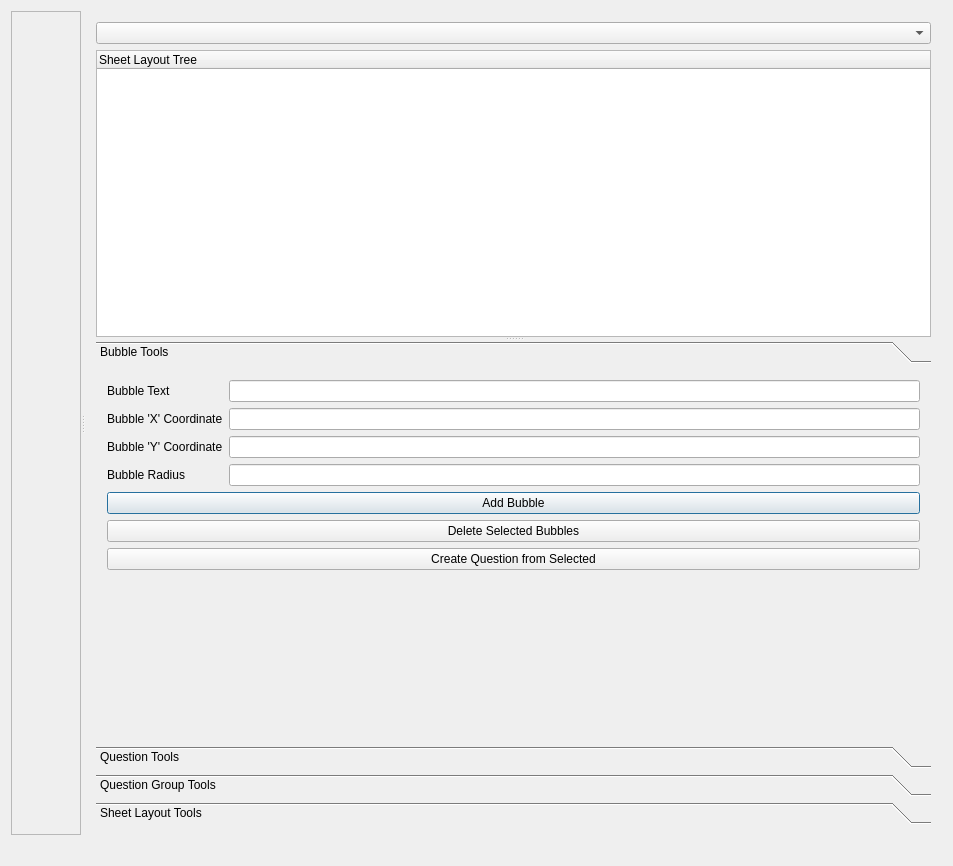
FantasticNinjas/plecprep-BubbleScanner, file SheetLayoutEditor.ui: the form before one commit.
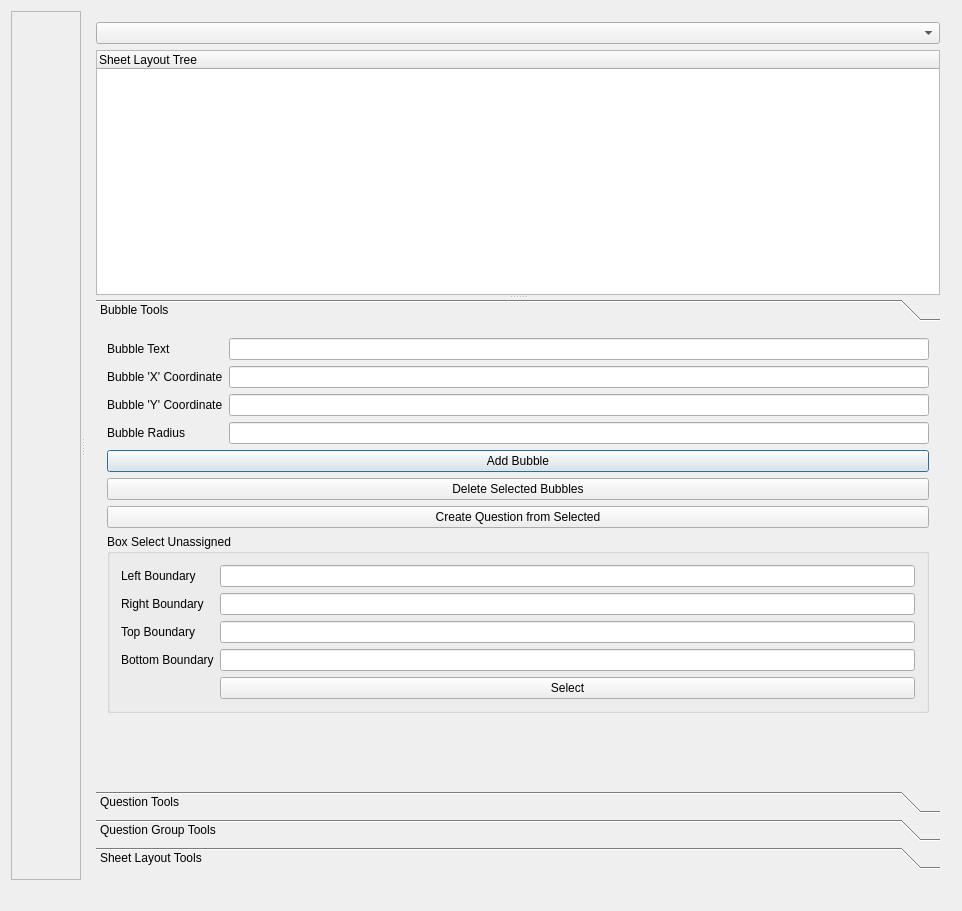
The form after the commit.

Commit message: Added image annotations and box selection to sheet layout editor

Diff of the .ui file:
```diff
--- a/SheetLayoutEditor.ui
+++ b/SheetLayoutEditor.ui
@@ -6,8 +6,8 @@
    <rect>
     <x>0</x>
     <y>0</y>
-    <width>953</width>
-    <height>866</height>
+    <width>962</width>
+    <height>911</height>
    </rect>
   </property>
   <property name="windowTitle">
@@ -35,7 +35,7 @@
          <x>0</x>
          <y>0</y>
          <width>69</width>
-         <height>827</height>
+         <height>872</height>
         </rect>
        </property>
        <property name="sizePolicy">
@@ -75,8 +75,8 @@
             <rect>
              <x>0</x>
              <y>0</y>
-             <width>857</width>
-             <height>201</height>
+             <width>866</width>
+             <height>363</height>
             </rect>
            </property>
            <property name="sizePolicy">
@@ -154,6 +154,62 @@
               </property>
              </widget>
             </item>
+            <item>
+             <widget class="QGroupBox" name="groupBox_3">
+              <property name="title">
+               <string>Box Select Unassigned</string>
+              </property>
+              <layout class="QFormLayout" name="formLayout_2">
+               <item row="0" column="0">
+                <widget class="QLabel" name="label_7">
+                 <property name="text">
+                  <string>Left Boundary</string>
+                 </property>
+                </widget>
+               </item>
+               <item row="0" column="1">
+                <widget class="QLineEdit" name="boxSelectLeftBound"/>
+               </item>
+               <item row="1" column="0">
+                <widget class="QLabel" name="label_8">
+                 <property name="text">
+                  <string>Right Boundary</string>
+                 </property>
+                </widget>
+               </item>
+               <item row="1" column="1">
+                <widget class="QLineEdit" name="boxSelectRightBound"/>
+               </item>
+               <item row="2" column="0">
+                <widget class="QLabel" name="label_9">
+                 <property name="text">
+                  <string>Top Boundary</string>
+                 </property>
+                </widget>
+               </item>
+               <item row="2" column="1">
+                <widget class="QLineEdit" name="boxSelectTopBound"/>
+               </item>
+               <item row="3" column="0">
+                <widget class="QLabel" name="label_10">
+                 <property name="text">
+                  <string>Bottom Boundary</string>
+                 </property>
+                </widget>
+               </item>
+               <item row="3" column="1">
+                <widget class="QLineEdit" name="boxSelectBottomBound"/>
+               </item>
+               <item row="4" column="1">
+                <widget class="QPushButton" name="boxSelectActivate">
+                 <property name="text">
+                  <string>Select</string>
+                 </property>
+                </widget>
+               </item>
+              </layout>
+             </widget>
+            </item>
            </layout>
           </widget>
           <widget class="QWidget" name="QuestionToolsPage">
```
Left out of the diff: 10 changed lines with no effect on the pictures. The commit also changes 6 other files.
